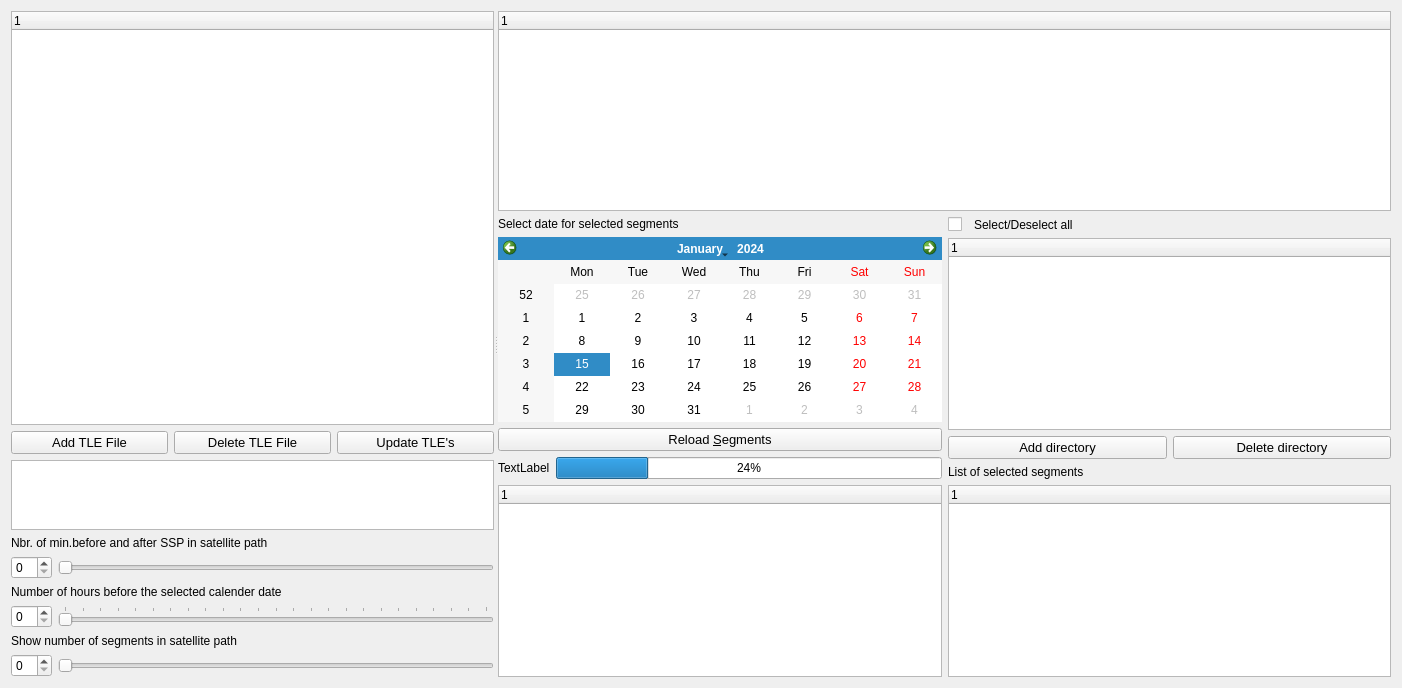
Qt form core/formephem.ui (hvanruys/EUMETCastView) before a commit.
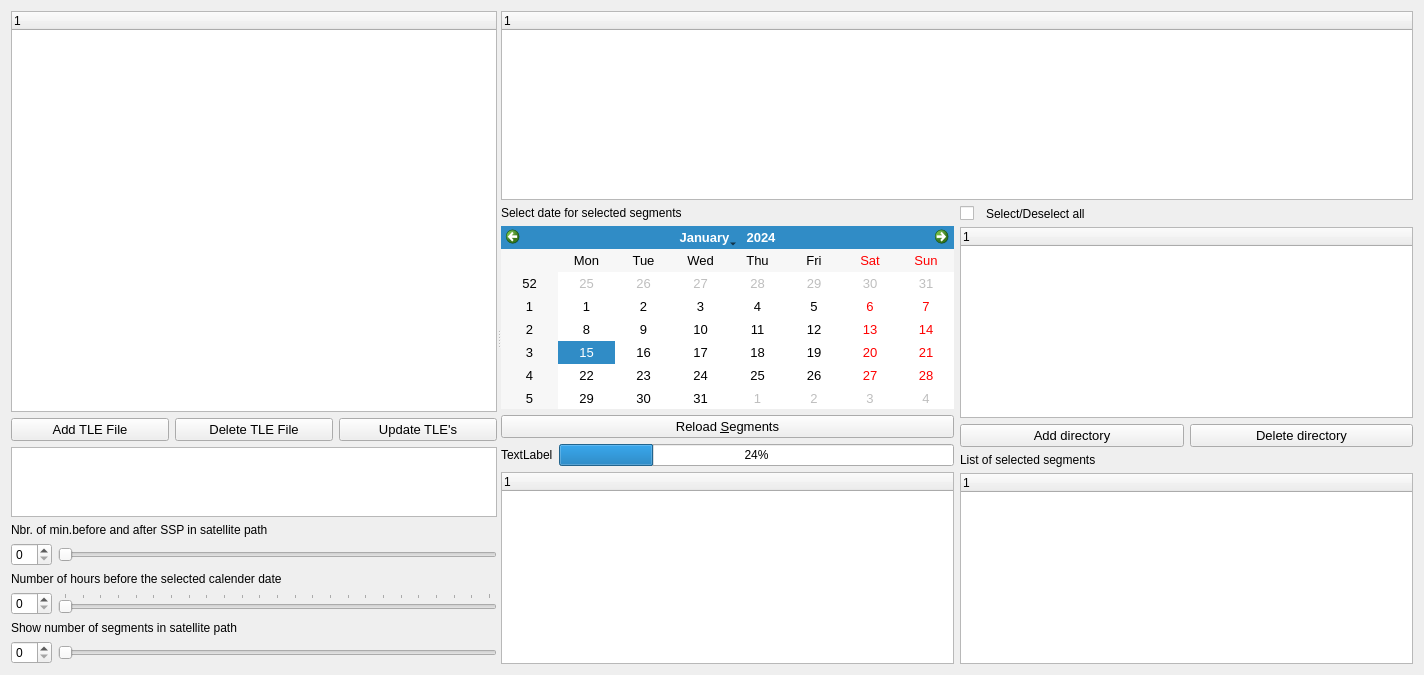
The same form after that commit.

Commit message: When the button "Fit Window Width" is pressed and the image is smaller than the window itself, the image will be enlarged to fit the complete window width.

The edit to the form file:
```diff
--- a/core/formephem.ui
+++ b/core/formephem.ui
@@ -6,8 +6,8 @@
    <rect>
     <x>0</x>
     <y>0</y>
-    <width>1402</width>
-    <height>688</height>
+    <width>1424</width>
+    <height>675</height>
    </rect>
   </property>
   <property name="windowTitle">
@@ -226,7 +226,13 @@
               </widget>
              </item>
              <item>
-              <widget class="QCalendarWidget" name="calendar"/>
+              <widget class="QCalendarWidget" name="calendar">
+               <property name="font">
+                <font>
+                 <pointsize>10</pointsize>
+                </font>
+               </property>
+              </widget>
              </item>
              <item>
               <widget class="QPushButton" name="btnReload">
```
The commit also changes 129 other files.
